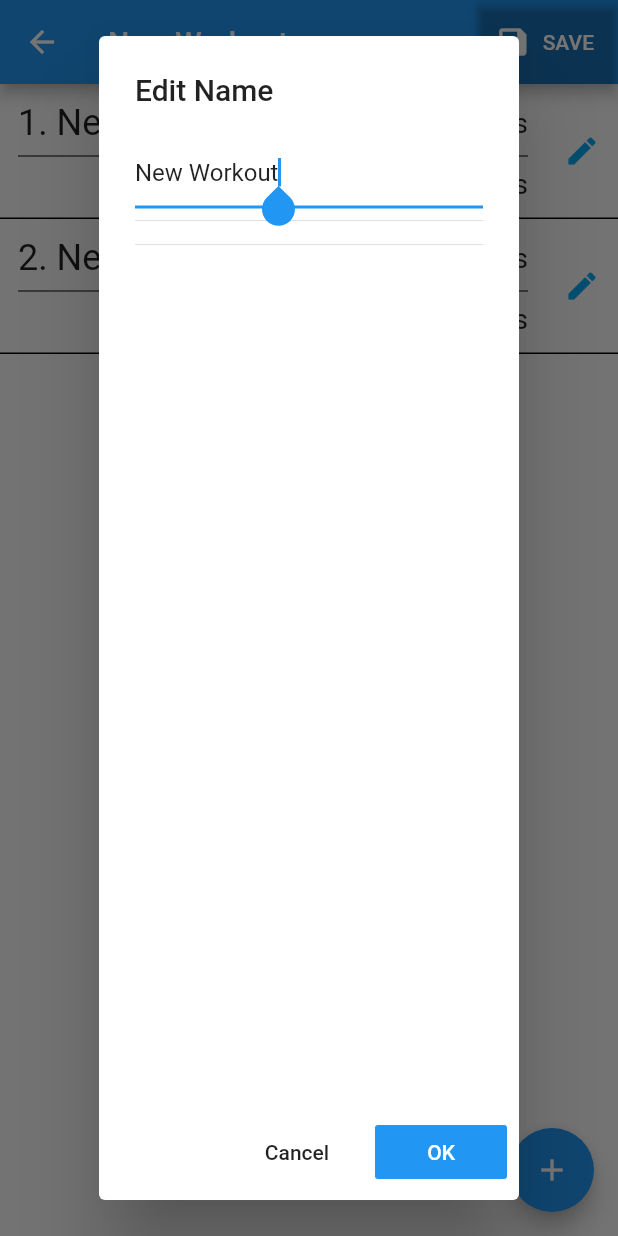
After one commit to miyanokomiya/TimerXrd, a Flutter app: the EditWorkout screen opened directly with sample values from the repository, after a tap on "New Workout", on a phone screen of 412 x 824 dp. The commit adds this screen. Run offline on Flutter 3.47's test engine with Material 2 defaults, Android fonts, the phone set to English and light mode, and no system bars.

```diff
--- /dev/null
+++ b/lib/edit_name_dialog.dart
@@ -0,0 +1,64 @@
+import 'package:flutter/material.dart';
+
+class EditNameDialog extends StatefulWidget {
+  final String name;
+
+  const EditNameDialog({Key key, @required this.name}) : super(key: key);
+
+  @override
+  State createState() => _EditNameDialogState();
+}
+
+class _EditNameDialogState extends State<EditNameDialog> {
+  final nameTextController = TextEditingController();
+
+  @override
+  void initState() {
+    super.initState();
+    nameTextController.text = widget.name;
+  }
+
+  @override
+  Widget build(BuildContext context) {
+    final MaterialLocalizations localizations =
+        MaterialLocalizations.of(context);
+    final List<Widget> actions = [
+      FlatButton(
+        onPressed: () => Navigator.pop(context),
+        child: Text(localizations.cancelButtonLabel),
+      ),
+      FlatButton(
+        color: Colors.blue,
+        textColor: Colors.white,
+        onPressed: () {
+          Navigator.pop<String>(
+            context,
+            nameTextController.text,
+          );
+        },
+        child: Text(localizations.okButtonLabel),
+      ),
+    ];
+
+    return AlertDialog(
+      title: const Text("Edit Name"),
+      content: Form(
+          child: Column(children: [
+        TextField(
+          autofocus: true,
+          controller: nameTextController,
+          keyboardType: TextInputType.text,
+        ),
+        const Divider(),
+        const Divider(),
+      ])),
+      actions: actions,
+    );
+  }
+
+  @override
+  void dispose() {
+    nameTextController.dispose();
+    super.dispose();
+  }
+}
--- a/lib/edit_workout.dart
+++ b/lib/edit_workout.dart
@@ -1,6 +1,7 @@
 import 'package:flutter/material.dart';
 import 'package:provider/provider.dart';
 import './edit_lap_dialog.dart';
+import './edit_name_dialog.dart';
 import './models/workout.dart';
 import './store/workout_store.dart';
 
@@ -39,6 +40,21 @@ class _EditWorkoutState extends State<EditWorkout> {
     });
   }
 
+  Future<void> _startEditName(BuildContext context) async {
+    final Widget dialog = EditNameDialog(name: workout.name);
+    final String next = await showDialog(
+      context: context,
+      builder: (BuildContext context) {
+        return dialog;
+      },
+    );
+    if (next == null) return;
+
+    setState(() {
+      workout.name = next;
+    });
+  }
+
   void _save(BuildContext context) {
     Provider.of<WorkoutStore>(context, listen: false)
         .updateWorkspace(widget.index, workout.clone());
@@ -61,7 +77,18 @@ class _EditWorkoutState extends State<EditWorkout> {
   @override
   Widget build(BuildContext context) {
     return Scaffold(
-      appBar: AppBar(title: Text(workout.name), actions: [
+      appBar: AppBar(
+          title: GestureDetector(
+            onTap: () {
+              _startEditName(context);
+            },
+            child: Container(
+              decoration: const BoxDecoration(
+                  border: Border(bottom: BorderSide(color: Colors.white))),
+              child: Text(workout.name),
+            ),
+          ),
+          actions: [
             Builder(
               builder: (BuildContext context) {
                 return RaisedButton.icon(
```
Lines whose indentation alone changed are shown as unchanged.
